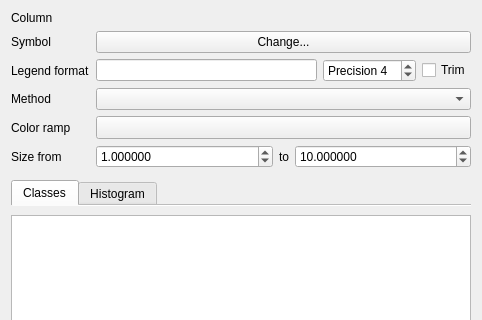
The window that src/ui/qgsgraduatedsymbolrendererv2widget.ui (qgis/QGIS) describes before a commit, drawn with Qt 5; both pictures show x 0 to 482 and y 0 to 320 of the 482 by 618 pixel window.
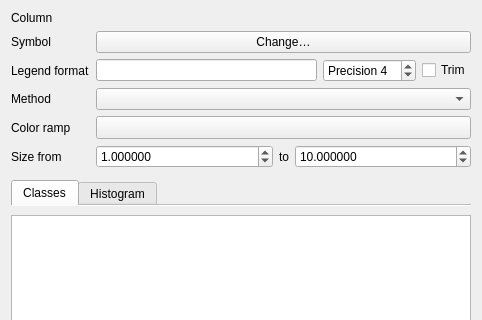
The same window after the commit. Icons and pictures are not drawn. Custom widgets are drawn as their Qt base class.

```diff
--- a/src/ui/qgsgraduatedsymbolrendererv2widget.ui
+++ b/src/ui/qgsgraduatedsymbolrendererv2widget.ui
@@ -56,7 +56,7 @@
       </sizepolicy>
      </property>
      <property name="text">
-      <string>Change...</string>
+      <string>Change…</string>
      </property>
     </widget>
    </item>
```
